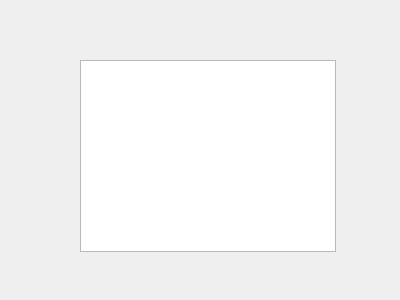
Qt form editdictionary.ui (Kjablonska/Qt-SchoolPlanner) before a commit.
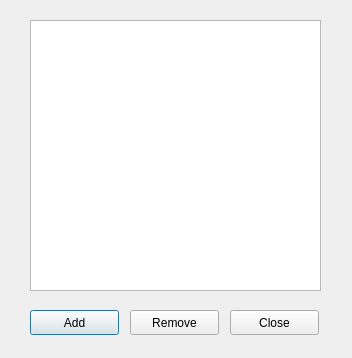
The same form after that commit.

Diff of the .ui file:
```diff
--- a/editdictionary.ui
+++ b/editdictionary.ui
@@ -6,8 +6,8 @@
    <rect>
     <x>0</x>
     <y>0</y>
-    <width>400</width>
-    <height>300</height>
+    <width>352</width>
+    <height>358</height>
    </rect>
   </property>
   <property name="windowTitle">
@@ -16,13 +16,52 @@
   <widget class="QListWidget" name="listWidget">
    <property name="geometry">
     <rect>
-     <x>80</x>
-     <y>60</y>
-     <width>256</width>
-     <height>192</height>
+     <x>30</x>
+     <y>20</y>
+     <width>291</width>
+     <height>271</height>
     </rect>
    </property>
   </widget>
+  <widget class="QPushButton" name="addButton">
+   <property name="geometry">
+    <rect>
+     <x>30</x>
+     <y>310</y>
+     <width>89</width>
+     <height>25</height>
+    </rect>
+   </property>
+   <property name="text">
+    <string>Add</string>
+   </property>
+  </widget>
+  <widget class="QPushButton" name="removeButton">
+   <property name="geometry">
+    <rect>
+     <x>130</x>
+     <y>310</y>
+     <width>89</width>
+     <height>25</height>
+    </rect>
+   </property>
+   <property name="text">
+    <string>Remove</string>
+   </property>
+  </widget>
+  <widget class="QPushButton" name="closeButton">
+   <property name="geometry">
+    <rect>
+     <x>230</x>
+     <y>310</y>
+     <width>89</width>
+     <height>25</height>
+    </rect>
+   </property>
+   <property name="text">
+    <string>Close</string>
+   </property>
+  </widget>
  </widget>
  <resources/>
  <connections/>
```
